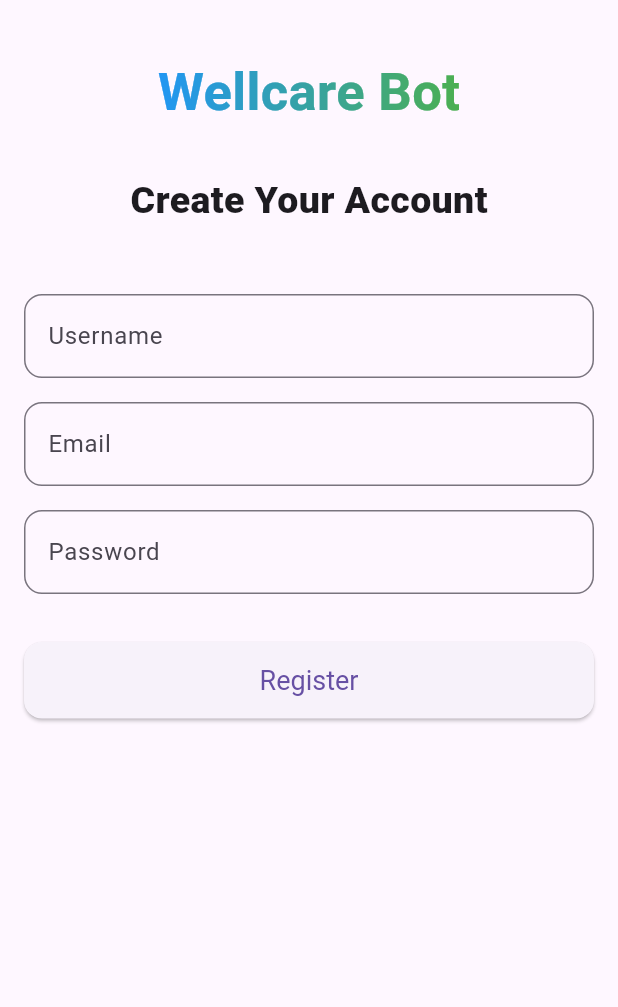
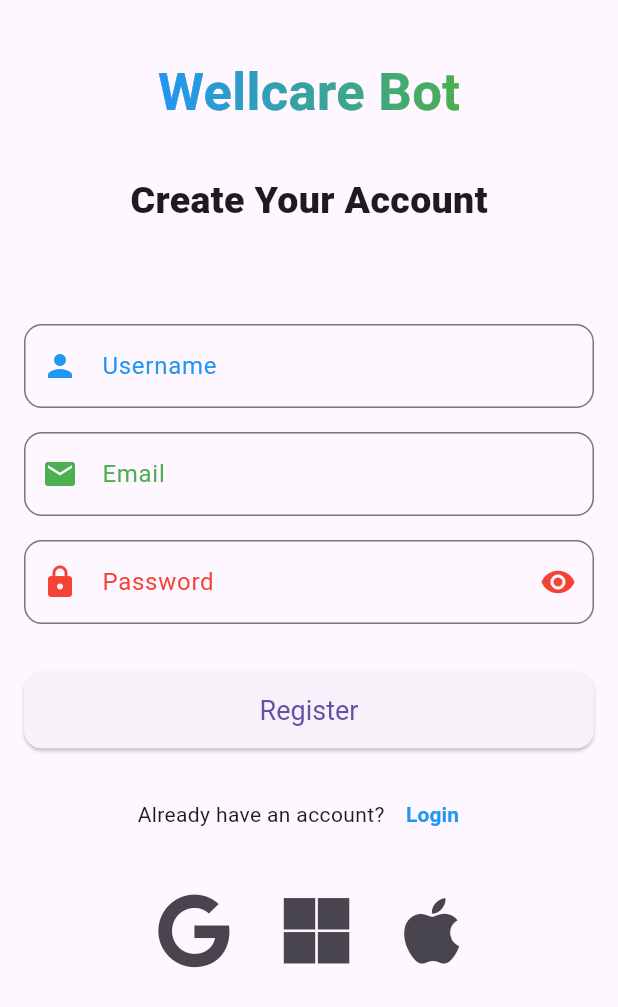
Before and after one commit to katendejericho5/mental-health-bot2, a Flutter app: the RegisterScreen screen opened directly, on a phone screen of 412 x 824 dp. Shown: the top 1007 px of the screen. Run offline on Flutter 3.47's test engine with Material 3 defaults, Android fonts, the light colour scheme and no system bars; our stand-ins replace flutter_svg, font_awesome_flutter, introduction_screen.

Commit message:
initial logos

```diff
--- a/Frontend/lib/screens/Authentication/registration.dart
+++ b/Frontend/lib/screens/Authentication/registration.dart
@@ -1,4 +1,5 @@
 import 'package:flutter/material.dart';
+import 'package:font_awesome_flutter/font_awesome_flutter.dart';
 
 class RegisterScreen extends StatefulWidget {
   @override
@@ -10,6 +11,7 @@ class _RegisterScreenState extends State<RegisterScreen> {
   String _name = '';
   String _email = '';
   String _password = '';
+  bool _obscureText = true;
 
   void _submit() {
     if (_formKey.currentState?.validate() ?? false) {
@@ -19,6 +21,12 @@ class _RegisterScreenState extends State<RegisterScreen> {
       print('Email: $_email');
       print('Password: $_password');
     }
+  }
+
+  void _togglePasswordVisibility() {
+    setState(() {
+      _obscureText = !_obscureText;
+    });
   }
 
   @override
@@ -62,10 +70,17 @@ class _RegisterScreenState extends State<RegisterScreen> {
                   ),
                 ],
               ),
+              SizedBox(height: 20.0),
               TextFormField(
                 decoration: InputDecoration(
                   labelText: 'Username',
+                  labelStyle: TextStyle(color: Colors.blue),
+                  prefixIcon: Icon(Icons.person, color: Colors.blue),
                   border: OutlineInputBorder(
+                    borderRadius: BorderRadius.circular(12.0),
+                  ),
+                  focusedBorder: OutlineInputBorder(
+                    borderSide: BorderSide(color: Colors.blue),
                     borderRadius: BorderRadius.circular(12.0),
                   ),
                 ),
@@ -83,7 +98,13 @@ class _RegisterScreenState extends State<RegisterScreen> {
               TextFormField(
                 decoration: InputDecoration(
                   labelText: 'Email',
+                  labelStyle: TextStyle(color: Colors.green),
+                  prefixIcon: Icon(Icons.email, color: Colors.green),
                   border: OutlineInputBorder(
+                    borderRadius: BorderRadius.circular(12.0),
+                  ),
+                  focusedBorder: OutlineInputBorder(
+                    borderSide: BorderSide(color: Colors.green),
                     borderRadius: BorderRadius.circular(12.0),
                   ),
                 ),
@@ -104,11 +125,24 @@ class _RegisterScreenState extends State<RegisterScreen> {
               TextFormField(
                 decoration: InputDecoration(
                   labelText: 'Password',
+                  labelStyle: TextStyle(color: Colors.red),
+                  prefixIcon: Icon(Icons.lock, color: Colors.red),
+                  suffixIcon: IconButton(
+                    icon: Icon(
+                      _obscureText ? Icons.visibility : Icons.visibility_off,
+                      color: Colors.red,
+                    ),
+                    onPressed: _togglePasswordVisibility,
+                  ),
                   border: OutlineInputBorder(
                     borderRadius: BorderRadius.circular(12.0),
                   ),
+                  focusedBorder: OutlineInputBorder(
+                    borderSide: BorderSide(color: Colors.red),
+                    borderRadius: BorderRadius.circular(12.0),
+                  ),
                 ),
-                obscureText: true,
+                obscureText: _obscureText,
                 validator: (value) {
                   if (value == null || value.isEmpty) {
                     return 'Please enter your password';
@@ -133,6 +167,63 @@ class _RegisterScreenState extends State<RegisterScreen> {
                   ),
                 ),
               ),
+              SizedBox(height: 20.0),
+              Row(
+                mainAxisAlignment: MainAxisAlignment.center,
+                children: [
+                  Text('Already have an account?'),
+                  TextButton(
+                    onPressed: () {
+                      // Handle login navigation
+                    },
+                    child: Text(
+                      'Login',
+                      style: TextStyle(
+                        color: Colors.blue,
+                        fontWeight: FontWeight.bold,
+                      ),
+                    ),
+                  ),
+                ],
+              ),
+              SizedBox(height: 20.0),
+              Row(
+                mainAxisAlignment: MainAxisAlignment.center,
+                children: [
+                  IconButton(
+                    icon: const FaIcon(
+                      FontAwesomeIcons.google,
+                      // color: Colors.white,
+                    ),
+                    iconSize: 50.0,
+                    onPressed: () {
+                      // Handle Google login
+                    },
+                  ),
+                  SizedBox(width: 20.0),
+                  IconButton(
+                    icon: const FaIcon(
+                      FontAwesomeIcons.microsoft,
+                      // color: Colors.white,
+                    ),
+                    iconSize: 50.0,
+                    onPressed: () {
+                      // Handle Microsoft login
+                    },
+                  ),
+                  SizedBox(width: 20.0),
+                  IconButton(
+                    icon: const FaIcon(
+                      FontAwesomeIcons.apple,
+                      // color: Colors.white,
+                    ),
+                    iconSize: 50.0,
+                    onPressed: () {
+                      // Handle Apple login
+                    },
+                  ),
+                ],
+              ),
             ],
           ),
         ),
--- a/Frontend/pubspec.yaml
+++ b/Frontend/pubspec.yaml
@@ -44,6 +44,7 @@ dependencies:
   font_awesome_flutter: ^10.7.0
   flutter_native_splash: ^2.4.1
   introduction_screen: ^3.1.14
+  icons_plus: ^5.0.0
 
 
 dev_dependencies:
```
Also changed, not shown: Frontend/pubspec.lock.
